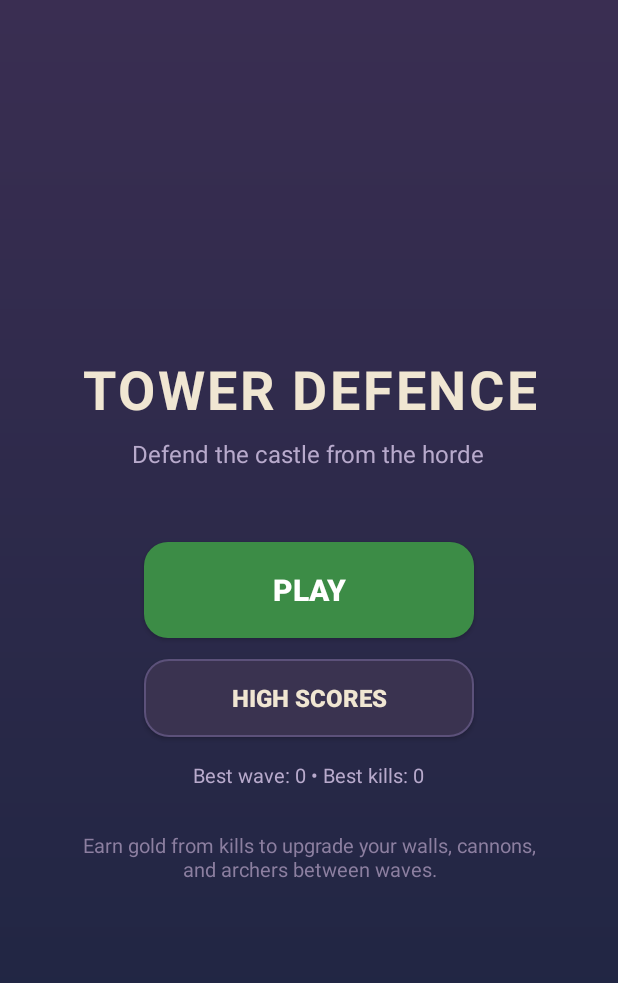
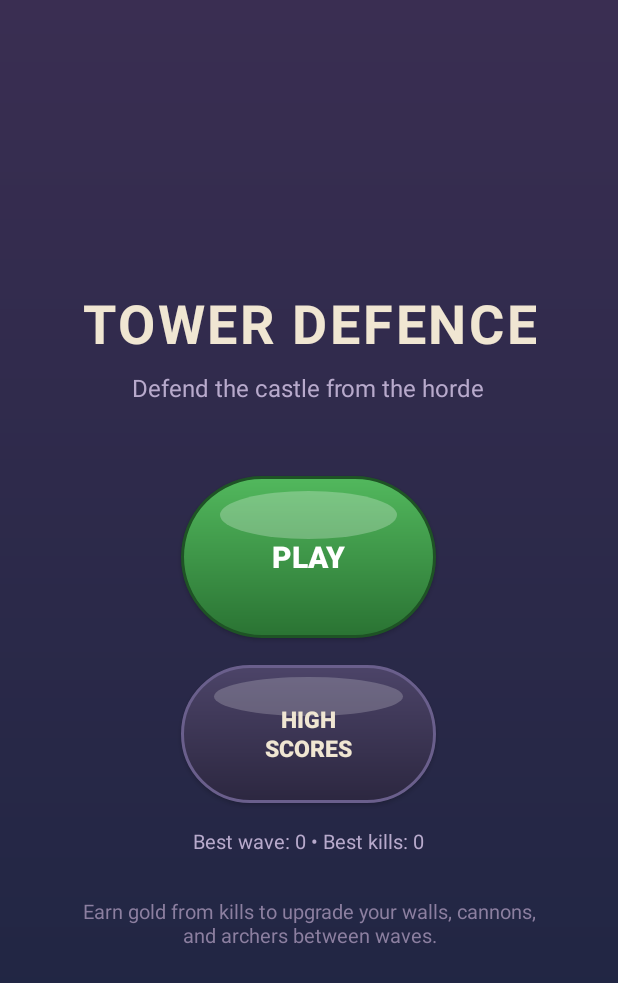
Before and after one commit to ALF452/Tower-Defence, an Android app: the screen it shows after launch (MainMenuActivity), on a phone screen of 412 x 824 dp. Shown: the top 983 px of the screen. Run offline under Robolectric (Android 15) with nearby library versions, the phone set to English and light mode, and no system bars.

Commit message:
Restyle menu buttons as tall bubbles, give the arena a cratered moon look
- Play/High Scores buttons on the main menu are now narrower and taller
  (170x108 / 170x92 vs the old 220x64 / 220x52), with large corner radii and
  a glossy highlight layer for a rounded "bubble" look instead of flat wide
  bars.
- The arena floor is now a gray moon surface with scattered craters (rim
  shadow + highlight per crater), and the space outside the arena circle has
  a twinkling starfield. Craters and stars are generated once per surface
  resize and just redrawn/re-tinted every frame afterward, matching the
  no-per-frame-allocation pattern used elsewhere in the renderer.

```diff
--- a/app/src/main/res/drawable/bg_button_primary.xml
+++ b/app/src/main/res/drawable/bg_button_primary.xml
@@ -1,5 +1,23 @@
 <?xml version="1.0" encoding="utf-8"?>
-<shape xmlns:android="http://schemas.android.com/apk/res/android" android:shape="rectangle">
-    <solid android:color="#3C8C46" />
-    <corners android:radius="16dp" />
-</shape>
+<layer-list xmlns:android="http://schemas.android.com/apk/res/android">
+    <item>
+        <shape android:shape="rectangle">
+            <gradient
+                android:angle="270"
+                android:startColor="#52B85D"
+                android:endColor="#2A7333" />
+            <corners android:radius="54dp" />
+            <stroke android:width="2dp" android:color="#1E5325" />
+        </shape>
+    </item>
+    <!-- Glossy highlight near the top, for a rounded "bubble" look. -->
+    <item
+        android:top="10dp"
+        android:left="26dp"
+        android:right="26dp"
+        android:bottom="66dp">
+        <shape android:shape="oval">
+            <solid android:color="#40FFFFFF" />
+        </shape>
+    </item>
+</layer-list>
--- a/app/src/main/res/drawable/bg_button_secondary.xml
+++ b/app/src/main/res/drawable/bg_button_secondary.xml
@@ -1,6 +1,23 @@
 <?xml version="1.0" encoding="utf-8"?>
-<shape xmlns:android="http://schemas.android.com/apk/res/android" android:shape="rectangle">
-    <solid android:color="#3A3350" />
-    <corners android:radius="16dp" />
-    <stroke android:width="1.5dp" android:color="#5C517A" />
-</shape>
+<layer-list xmlns:android="http://schemas.android.com/apk/res/android">
+    <item>
+        <shape android:shape="rectangle">
+            <gradient
+                android:angle="270"
+                android:startColor="#4C4468"
+                android:endColor="#2C2740" />
+            <corners android:radius="46dp" />
+            <stroke android:width="2dp" android:color="#6A5F8C" />
+        </shape>
+    </item>
+    <!-- Glossy highlight near the top, for a rounded "bubble" look. -->
+    <item
+        android:top="8dp"
+        android:left="22dp"
+        android:right="22dp"
+        android:bottom="58dp">
+        <shape android:shape="oval">
+            <solid android:color="#33FFFFFF" />
+        </shape>
+    </item>
+</layer-list>
--- a/app/src/main/res/layout/activity_main_menu.xml
+++ b/app/src/main/res/layout/activity_main_menu.xml
@@ -29,8 +29,8 @@
 
     <Button
         android:id="@+id/playButton"
-        android:layout_width="220dp"
-        android:layout_height="64dp"
+        android:layout_width="170dp"
+        android:layout_height="108dp"
         android:background="@drawable/bg_button_primary"
         android:text="PLAY"
         android:textColor="#FFFFFF"
@@ -40,14 +40,15 @@
 
     <Button
         android:id="@+id/highScoresButton"
-        android:layout_width="220dp"
-        android:layout_height="52dp"
-        android:layout_marginTop="14dp"
+        android:layout_width="170dp"
+        android:layout_height="92dp"
+        android:layout_marginTop="18dp"
         android:background="@drawable/bg_button_secondary"
-        android:text="HIGH SCORES"
+        android:text="HIGH\nSCORES"
         android:textColor="#F0E6D2"
-        android:textSize="16sp"
-        android:textStyle="bold" />
+        android:textSize="15sp"
+        android:textStyle="bold"
+        android:lineSpacingExtra="1dp" />
 
     <TextView
         android:id="@+id/statsTeaserText"
```
Also changed, not shown: app/src/main/java/com/alf452/towerdefence/game/GameEngine.kt (+79 -2 lines).
